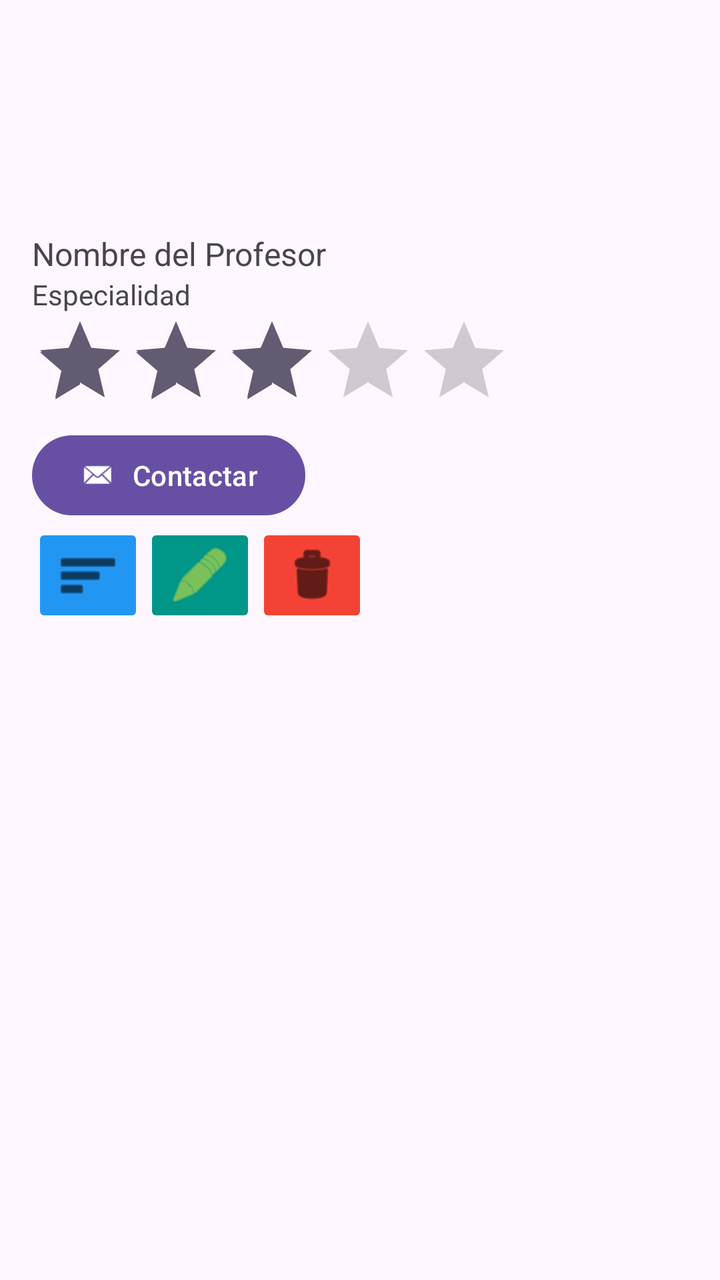
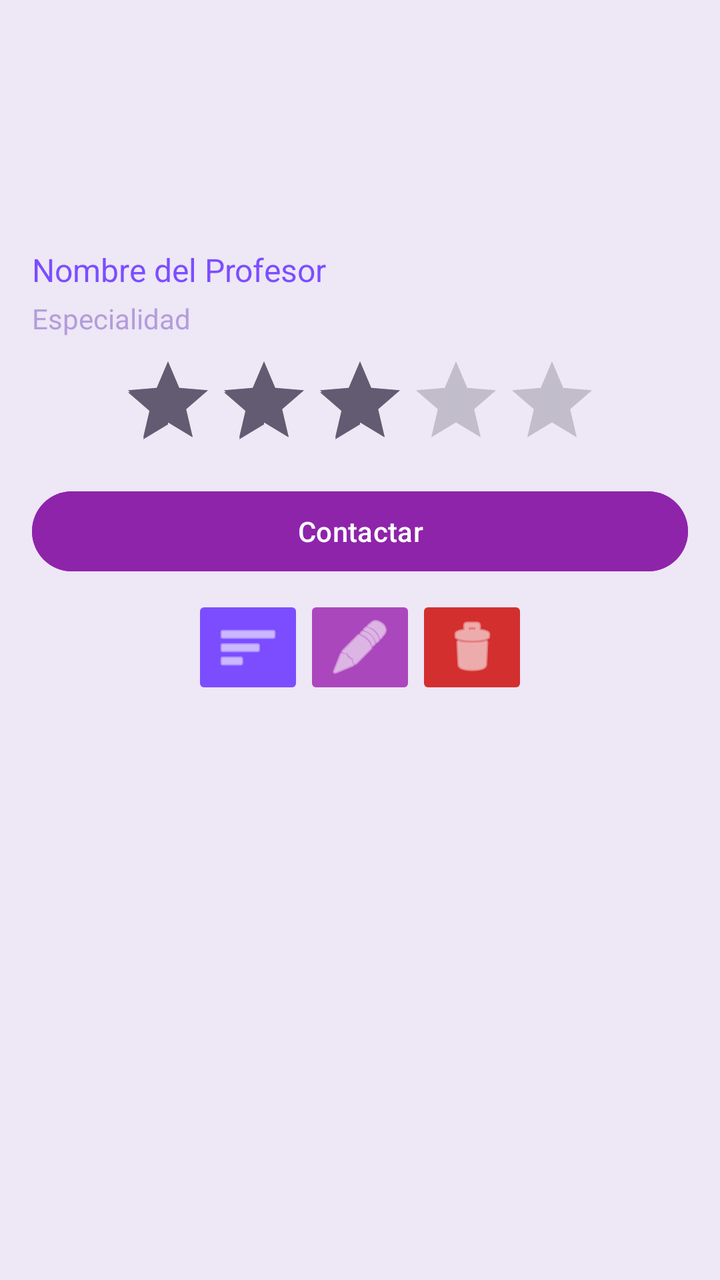

Before-and-after screenshots of an Android layout around one commit, followed by the original layout XML and the change that was made.
<!-- AndroidManifest.xml: application theme Theme.LoginYCardView -->
<!-- res/layout/item_cardview.xml -->
<LinearLayout xmlns:android="http://schemas.android.com/apk/res/android"
    xmlns:app="http://schemas.android.com/apk/res-auto"
    android:layout_width="match_parent"
    android:layout_height="wrap_content"
    android:orientation="vertical"
    android:padding="16dp">

    <TextView
        android:id="@+id/professorPosition"
        android:layout_width="wrap_content"
        android:layout_height="wrap_content"
        android:text="Posición"
        android:textSize="14sp"
        android:textStyle="italic"
        android:visibility="gone" />

    <ImageView
        android:id="@+id/professorImage"
        android:layout_width="100dp"
        android:layout_height="100dp"
        android:scaleType="centerCrop" />

    <TextView
        android:id="@+id/professorName"
        android:layout_width="wrap_content"
        android:layout_height="wrap_content"
        android:text="Nombre del Profesor"
        android:textSize="16sp" />

    <TextView
        android:id="@+id/professorSpecialty"
        android:layout_width="wrap_content"
        android:layout_height="wrap_content"
        android:text="Especialidad" />

    <RatingBar
        android:id="@+id/professorRating"
        android:layout_width="wrap_content"
        android:layout_height="wrap_content"
        android:numStars="5"
        android:rating="3.0" />

    <Button
        android:id="@+id/buttonContact"
        android:layout_width="wrap_content"
        android:layout_height="wrap_content"
        android:text="Contactar"
        app:icon="@android:drawable/sym_action_email" />

    <LinearLayout
        android:layout_width="match_parent"
        android:layout_height="match_parent"
        android:orientation="horizontal">

        <ImageButton
            android:id="@+id/buttonExpand"
            android:layout_width="wrap_content"
            android:layout_height="wrap_content"
            android:backgroundTint="#2196F3"
            android:src="@android:drawable/ic_menu_sort_by_size"
            android:tint="#000000" />

        <ImageButton
            android:id="@+id/buttonEdit"
            android:layout_width="wrap_content"
            android:layout_height="wrap_content"
            android:backgroundTint="#009688"
            android:contentDescription="Editar"
            android:src="@android:drawable/ic_menu_edit"
            android:tint="#CDDC39" />

        <ImageButton
            android:id="@+id/buttonDelete"
            android:layout_width="wrap_content"
            android:layout_height="wrap_content"
            android:backgroundTint="#F44336"
            android:contentDescription="Eliminar"
            android:src="@android:drawable/ic_menu_delete"
            android:tint="#000000" />
    </LinearLayout>

    <TextView
        android:id="@+id/expandedDetails"
        android:layout_width="wrap_content"
        android:layout_height="wrap_content"
        android:text="Detalles Expandidos"
        android:visibility="gone" />

    

</LinearLayout>
<!-- resources referenced by this layout -->
<resources>
  <style name="Theme.LoginYCardView" parent="Base.Theme.LoginYCardView" />
  <style name="Base.Theme.LoginYCardView" parent="Theme.Material3.DayNight.NoActionBar">
          
          
      </style>
</resources>

<!-- the commit's change to res/layout/item_cardview.xml (unified diff, before → after) -->
@@ -3,89 +3,93 @@
     android:layout_width="match_parent"
     android:layout_height="wrap_content"
     android:orientation="vertical"
-    android:padding="16dp">
+    android:padding="16dp"
+    android:background="@color/cardBackground"
+    android:elevation="4dp">
 
-    <TextView
-        android:id="@+id/professorPosition"
-        android:layout_width="wrap_content"
-        android:layout_height="wrap_content"
-        android:text="Posición"
-        android:textSize="14sp"
-        android:textStyle="italic"
-        android:visibility="gone" />
-
+    
     <ImageView
         android:id="@+id/professorImage"
         android:layout_width="100dp"
         android:layout_height="100dp"
-        android:scaleType="centerCrop" />
+        android:scaleType="centerCrop"
+        android:layout_gravity="center" />
 
+    
     <TextView
         android:id="@+id/professorName"
         android:layout_width="wrap_content"
         android:layout_height="wrap_content"
         android:text="Nombre del Profesor"
-        android:textSize="16sp" />
+        android:textSize="16sp"
+        android:textColor="@color/primaryColor"
+        android:layout_marginTop="8dp" />
 
+    
     <TextView
         android:id="@+id/professorSpecialty"
         android:layout_width="wrap_content"
         android:layout_height="wrap_content"
-        android:text="Especialidad" />
+        android:text="Especialidad"
+        android:textSize="14sp"
+        android:textColor="@color/textGrayColor"
+        android:layout_marginTop="4dp" />
 
+    
     <RatingBar
         android:id="@+id/professorRating"
         android:layout_width="wrap_content"
         android:layout_height="wrap_content"
         android:numStars="5"
-        android:rating="3.0" />
+        android:rating="3.0"
+        android:layout_marginTop="8dp"
+        android:stepSize="0.5"
+        android:isIndicator="true"
+        android:layout_gravity="center" />
 
+    
     <Button
         android:id="@+id/buttonContact"
-        android:layout_width="wrap_content"
+        android:layout_width="match_parent"
         android:layout_height="wrap_content"
         android:text="Contactar"
-        app:icon="@android:drawable/sym_action_email" />
+        android:backgroundTint="@color/buttonColor"
+        android:textColor="@color/buttonTextColor"
+        android:layout_marginTop="8dp" />
 
+    
     <LinearLayout
         android:layout_width="match_parent"
-        android:layout_height="match_parent"
-        android:orientation="horizontal">
+        android:layout_height="wrap_content"
+        android:orientation="horizontal"
+        android:gravity="center"
+        android:layout_marginTop="8dp">
 
         <ImageButton
             android:id="@+id/buttonExpand"
             android:layout_width="wrap_content"
             android:layout_height="wrap_content"
-            android:backgroundTint="#2196F3"
             android:src="@android:drawable/ic_menu_sort_by_size"
-            android:tint="#000000" />
+            android:backgroundTint="@color/primaryColor"
+            android:contentDescription="Expandir"
+            app:tint="@android:color/white" />
 
         <ImageButton
             android:id="@+id/buttonEdit"
             android:layout_width="wrap_content"
             android:layout_height="wrap_content"
-            android:backgroundTint="#009688"
+            android:src="@android:drawable/ic_menu_edit"
+            android:backgroundTint="@color/secondaryColor"
             android:contentDescription="Editar"
-            android:src="@android:drawable/ic_menu_edit"
-            android:tint="#CDDC39" />
+            app:tint="@android:color/white" />
 
         <ImageButton
             android:id="@+id/buttonDelete"
             android:layout_width="wrap_content"
             android:layout_height="wrap_content"
-            android:backgroundTint="#F44336"
+            android:src="@android:drawable/ic_menu_delete"
+            android:backgroundTint="@color/dangerColor"
             android:contentDescription="Eliminar"
-            android:src="@android:drawable/ic_menu_delete"
-            android:tint="#000000" />
+            app:tint="@android:color/white" />
     </LinearLayout>
-
-    <TextView
-        android:id="@+id/expandedDetails"
-        android:layout_width="wrap_content"
-        android:layout_height="wrap_content"
-        android:text="Detalles Expandidos"
-        android:visibility="gone" />
-
-    
-
 </LinearLayout>
<!-- resource entries referenced after the edit -->
@@ -1,5 +1,12 @@
 <!-- resources referenced by this layout -->
 <resources>
+  <color name="buttonColor">#8E24AA</color>
+  <color name="buttonTextColor">#FFFFFF</color>
+  <color name="cardBackground">#EDE7F6</color>
+  <color name="dangerColor">#D32F2F</color>
+  <color name="primaryColor">#7C4DFF</color>
+  <color name="secondaryColor">#AB47BC</color>
+  <color name="textGrayColor">#B39DDB</color>
   <style name="Theme.LoginYCardView" parent="Base.Theme.LoginYCardView" />
   <style name="Base.Theme.LoginYCardView" parent="Theme.Material3.DayNight.NoActionBar">
           
